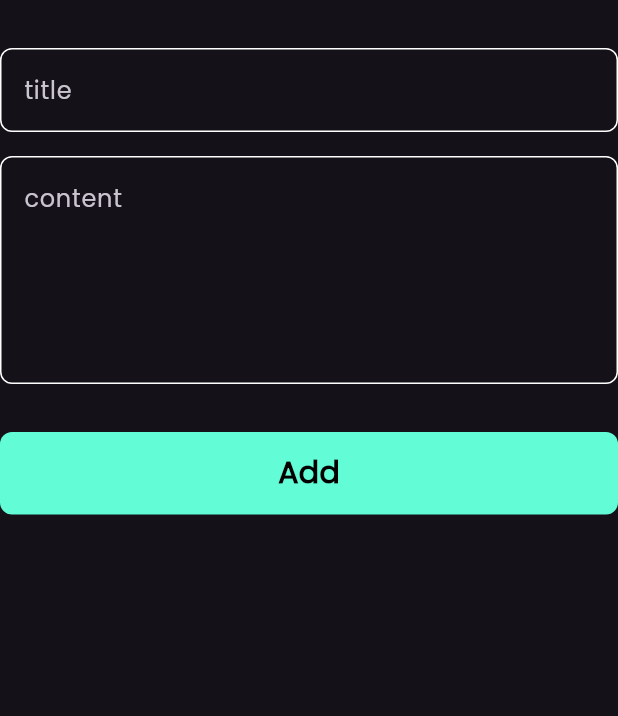
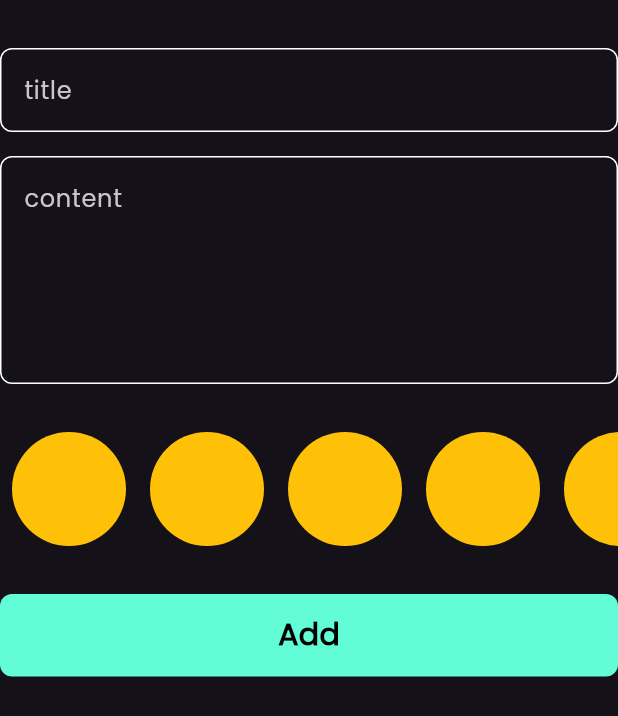
Before and after one commit to Ahmeedkhaled/Note_App, a Flutter app: the AddNoteForm widget shown alone on an empty page, opened directly, on a phone screen of 412 x 824 dp. Shown: the top 716 px of the screen. Run offline on Flutter 3.47's test engine with Material 3 defaults, Android fonts, the phone set to English and light mode, and no system bars; our stand-ins replace bloc, flutter_bloc, fluttertoast, hive, hive_flutter; accounts and stored records are empty.

Commit message:
create color

```diff
--- a/lib/view/widgets/add_note_form.dart
+++ b/lib/view/widgets/add_note_form.dart
@@ -3,6 +3,7 @@ import 'package:flutter_bloc/flutter_bloc.dart';
 import 'package:intl/intl.dart';
 import 'package:note_app/cubits/add_note_cubit/add_note_cubit.dart';
 import 'package:note_app/model/note_model.dart';
+import 'package:note_app/view/widgets/colors_list_view.dart';
 import 'package:note_app/view/widgets/custom_button_note.dart';
 import 'package:note_app/view/widgets/custom_text_feild.dart';
 
@@ -50,6 +51,10 @@ class _AddNoteFormState extends State<AddNoteForm> {
           const SizedBox(
             height: 32,
           ),
+          const ColorsListView(),
+          const SizedBox(
+            height: 32,
+          ),
           BlocBuilder<AddNoteCubit, AddNoteState>(
             builder: (context, state) {
               return CustomButton(
--- /dev/null
+++ b/lib/view/widgets/colors_item.dart
@@ -0,0 +1,13 @@
+import 'package:flutter/material.dart';
+
+class ColorItem extends StatelessWidget {
+  const ColorItem({super.key});
+
+  @override
+  Widget build(BuildContext context) {
+    return const CircleAvatar(
+      radius: 38,
+      backgroundColor: Colors.amber,
+    );
+  }
+}
--- /dev/null
+++ b/lib/view/widgets/colors_list_view.dart
@@ -0,0 +1,22 @@
+import 'package:flutter/material.dart';
+import 'package:note_app/view/widgets/colors_item.dart';
+
+class ColorsListView extends StatelessWidget {
+  const ColorsListView({super.key});
+
+  @override
+  Widget build(BuildContext context) {
+    return SizedBox(
+      height: 38 * 2,
+      child: ListView.builder(
+          itemCount: 10,
+          scrollDirection: Axis.horizontal,
+          itemBuilder: (context, index) {
+            return const Padding(
+              padding: EdgeInsets.symmetric(horizontal: 8.0),
+              child: ColorItem(),
+            );
+          }),
+    );
+  }
+}
```
